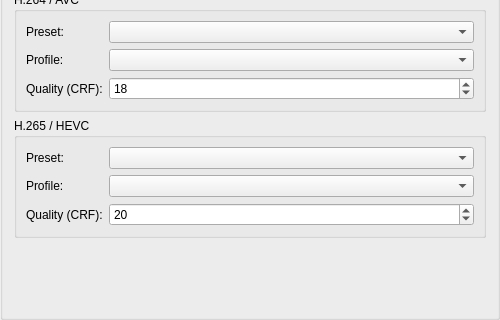
The window that ui/ttcutsettingsencoderdefaults.ui (MINIXJR/TTCut-ng) describes before a commit, drawn with Qt 5; both pictures show x 0 to 500 and y 240 to 560 of the 500 by 560 pixel window.
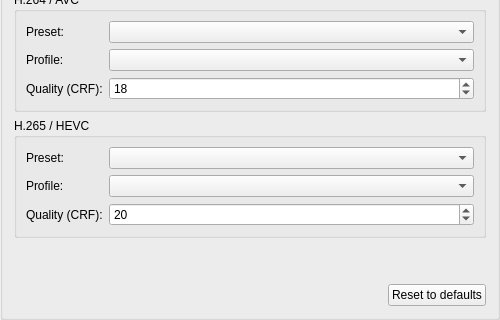
The same window after the commit.

Commit message: Settings + Cut-Dialog: 'Reset to defaults' Buttons

The edit to the form file:
```diff
--- a/ui/ttcutsettingsencoderdefaults.ui
+++ b/ui/ttcutsettingsencoderdefaults.ui
@@ -157,6 +157,17 @@
    <item>
     <spacer><property name="orientation"><enum>Qt::Vertical</enum></property><property name="sizeHint" stdset="0"><size><width>20</width><height>40</height></size></property></spacer>
    </item>
+   <item>
+    <layout class="QHBoxLayout">
+     <item><spacer><property name="orientation"><enum>Qt::Horizontal</enum></property><property name="sizeHint" stdset="0"><size><width>40</width><height>20</height></size></property></spacer></item>
+     <item>
+      <widget class="QPushButton" name="btnResetDefaults">
+       <property name="text"><string>Reset to defaults</string></property>
+       <property name="toolTip"><string>Reset the values in this category to their factory defaults. Changes are applied only when you click OK.</string></property>
+      </widget>
+     </item>
+    </layout>
+   </item>
 
   </layout>
  </widget>
```
The commit also changes 21 other files.
